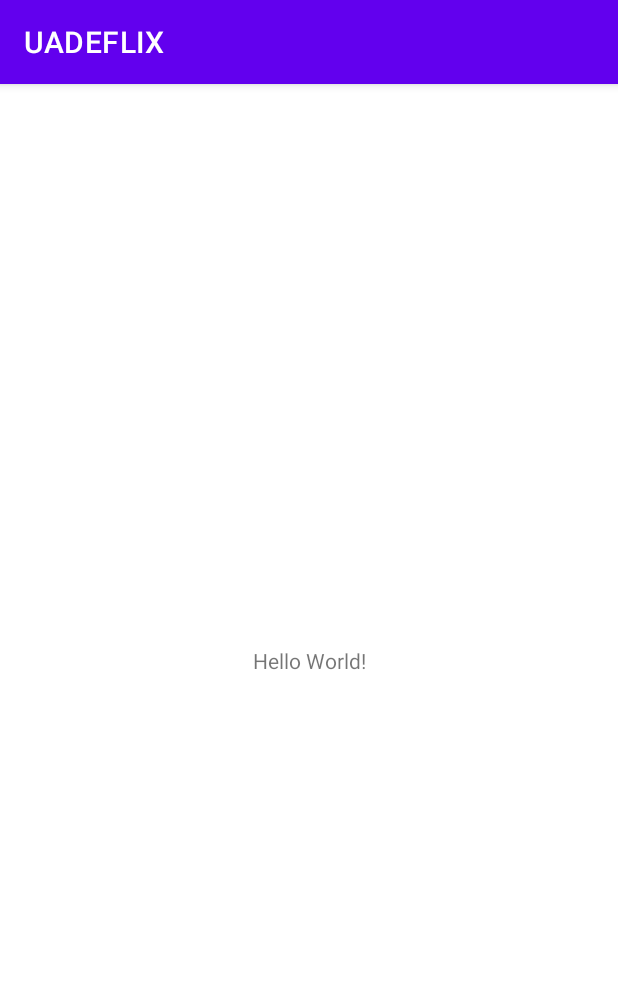
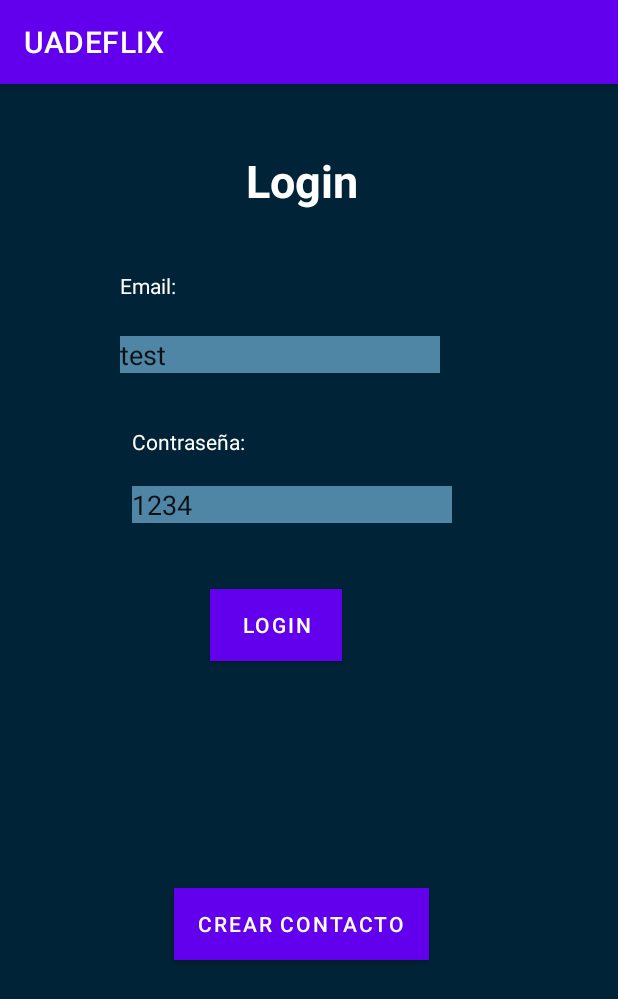
Before and after one commit to lucasdifresco/UADEFLIX, an Android app: the screen it shows after launch (MainActivity), on a phone screen of 412 x 824 dp. Shown: the top 999 px of the screen. Run offline under Robolectric (Android 15) with nearby library versions, the phone set to English and light mode, and no system bars.

Commit message:
Pantalla login

```diff
--- a/app/src/main/AndroidManifest.xml
+++ b/app/src/main/AndroidManifest.xml
@@ -14,6 +14,9 @@
         android:theme="@style/Theme.UADEFLIX"
         tools:targetApi="31">
         <activity
+            android:name=".Catalogo"
+            android:exported="false" />
+        <activity
             android:name=".MainActivity"
             android:exported="true">
             <intent-filter>
--- a/app/src/main/java/com/repasofinal/uadeflix/MainActivity.java
+++ b/app/src/main/java/com/repasofinal/uadeflix/MainActivity.java
@@ -2,13 +2,48 @@ package com.repasofinal.uadeflix;
 
 import androidx.appcompat.app.AppCompatActivity;
 
+import android.content.Intent;
 import android.os.Bundle;
+import android.view.View;
+import android.widget.EditText;
+import android.widget.Toast;
 
 public class MainActivity extends AppCompatActivity {
 
+    EditText email, password;
     @Override
     protected void onCreate(Bundle savedInstanceState) {
         super.onCreate(savedInstanceState);
         setContentView(R.layout.activity_main);
+
+        email = findViewById(R.id.et_email);
+        password = findViewById(R.id.et_password);
+
+        email.setText("test");
+        password.setText("1234");
+
+    }
+
+    public void Login(View view) {
+
+        if(email.getText().toString().isEmpty() || password.getText().toString().isEmpty())
+        {
+            Toast.makeText(getApplicationContext(), "Ingrese credenciales!", Toast.LENGTH_LONG).show();
+        }else{
+            if(email.getText().toString().equals("test") &&
+            password.getText().toString().equals("1234")){
+                Toast.makeText(getApplicationContext(), "Usuario logueado!", Toast.LENGTH_LONG).show();
+                Intent i = new Intent(MainActivity.this, Catalogo.class);
+                startActivity(i);
+            }else
+            {
+                Toast.makeText(getApplicationContext(), "Credenciales incorrectas!", Toast.LENGTH_LONG).show();
+            }
+        }
+
+
+    }
+
+    public void CrearContacto(View view) {
     }
 }
--- a/app/src/main/res/layout/activity_main.xml
+++ b/app/src/main/res/layout/activity_main.xml
@@ -4,15 +4,93 @@
     xmlns:tools="http://schemas.android.com/tools"
     android:layout_width="match_parent"
     android:layout_height="match_parent"
+    android:background="#002337"
     tools:context=".MainActivity">
 
     <TextView
+        android:id="@+id/textView"
         android:layout_width="wrap_content"
         android:layout_height="wrap_content"
-        android:text="Hello World!"
-        app:layout_constraintBottom_toBottomOf="parent"
+        android:layout_marginStart="175dp"
+        android:layout_marginTop="44dp"
+        android:layout_marginEnd="201dp"
+        android:text="Login"
+        android:textColor="@color/white"
+        android:textSize="30dp"
+        android:textStyle="bold"
         app:layout_constraintEnd_toEndOf="parent"
+        app:layout_constraintHorizontal_bias="0.3"
         app:layout_constraintStart_toStartOf="parent"
         app:layout_constraintTop_toTopOf="parent" />
 
+    <TextView
+        android:id="@+id/textView2"
+        android:layout_width="wrap_content"
+        android:layout_height="wrap_content"
+        android:layout_marginStart="80dp"
+        android:layout_marginTop="40dp"
+        android:text="Email:"
+        android:textColor="@color/white"
+        app:layout_constraintStart_toStartOf="parent"
+        app:layout_constraintTop_toBottomOf="@+id/textView" />
+
+    <TextView
+        android:id="@+id/textView3"
+        android:layout_width="wrap_content"
+        android:layout_height="wrap_content"
+        android:layout_marginStart="88dp"
+        android:layout_marginTop="36dp"
+        android:text="Contraseña:"
+        android:textColor="@color/white"
+        app:layout_constraintStart_toStartOf="parent"
+        app:layout_constraintTop_toBottomOf="@+id/et_email" />
+
+    <EditText
+        android:id="@+id/et_email"
+        android:layout_width="wrap_content"
+        android:layout_height="wrap_content"
+        android:layout_marginStart="80dp"
+        android:layout_marginTop="24dp"
+        android:background="#5086A5"
+        android:ems="10"
+        android:inputType="textPersonName"
+        app:layout_constraintStart_toStartOf="parent"
+        app:layout_constraintTop_toBottomOf="@+id/textView2" />
+
+    <EditText
+        android:id="@+id/et_password"
+        android:layout_width="wrap_content"
+        android:layout_height="wrap_content"
+        android:layout_marginStart="88dp"
+        android:layout_marginTop="20dp"
+        android:background="#5086A5"
+        android:ems="10"
+        android:inputType="textPersonName"
+        app:layout_constraintStart_toStartOf="parent"
+        app:layout_constraintTop_toBottomOf="@+id/textView3" />
+
+    <Button
+        android:id="@+id/button"
+        android:layout_width="wrap_content"
+        android:layout_height="wrap_content"
+        android:layout_marginStart="140dp"
+        android:layout_marginTop="44dp"
+        android:background="#133345"
+        android:backgroundTint="#133345"
+        android:text="Login"
+        android:onClick="Login"
+        app:layout_constraintStart_toStartOf="parent"
+        app:layout_constraintTop_toBottomOf="@+id/et_password" />
+
+    <Button
+        android:id="@+id/button2"
+        android:layout_width="wrap_content"
+        android:layout_height="wrap_content"
+        android:layout_marginStart="116dp"
+        android:layout_marginTop="151dp"
+        android:background="#133345"
+        android:text="Crear contacto"
+        android:onClick="CrearContacto"
+        app:layout_constraintStart_toStartOf="parent"
+        app:layout_constraintTop_toBottomOf="@+id/button" />
 </androidx.constraintlayout.widget.ConstraintLayout>
```
Also changed, not shown: app/src/main/java/com/repasofinal/uadeflix/Catalogo.java (added, +14 -0 lines), app/src/main/res/layout/activity_catalogo.xml (added, +22 -0 lines).
